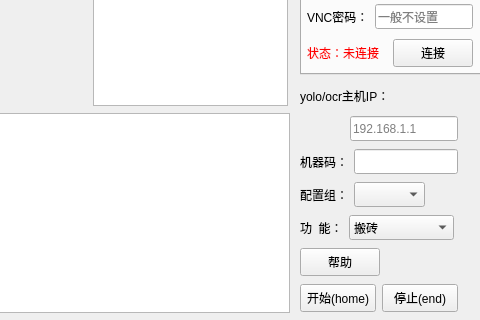
Old version of the form APP/view/main0917.ui in the repository WuXuLiang97/automatic-painting; both pictures show x 280 to 760 and y 119 to 439 of the 760 by 439 pixel window.
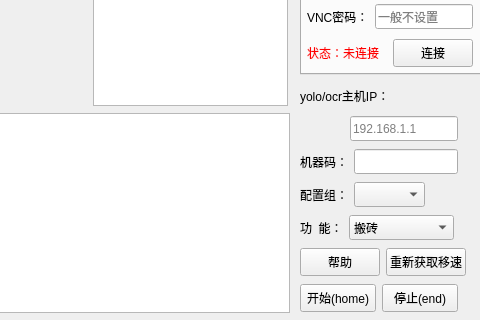
New version of the form.

```diff
--- a/APP/view/main0917.ui
+++ b/APP/view/main0917.ui
@@ -539,7 +539,7 @@
      <rect>
       <x>580</x>
       <y>343</y>
-      <width>123</width>
+      <width>180</width>
       <height>30</height>
      </rect>
     </property>
@@ -566,6 +566,25 @@
        </property>
       </widget>
      </item>
+     <item>
+      <widget class="QPushButton" name="regetSpeedBtn">
+       <property name="sizePolicy">
+        <sizepolicy hsizetype="Fixed" vsizetype="Fixed">
+         <horstretch>0</horstretch>
+         <verstretch>0</verstretch>
+        </sizepolicy>
+       </property>
+       <property name="minimumSize">
+        <size>
+         <width>0</width>
+         <height>28</height>
+        </size>
+       </property>
+       <property name="text">
+        <string>重新获取移速</string>
+       </property>
+      </widget>
+     </item>
      <item>
       <spacer name="horizontalSpacer">
        <property name="orientation">
```
